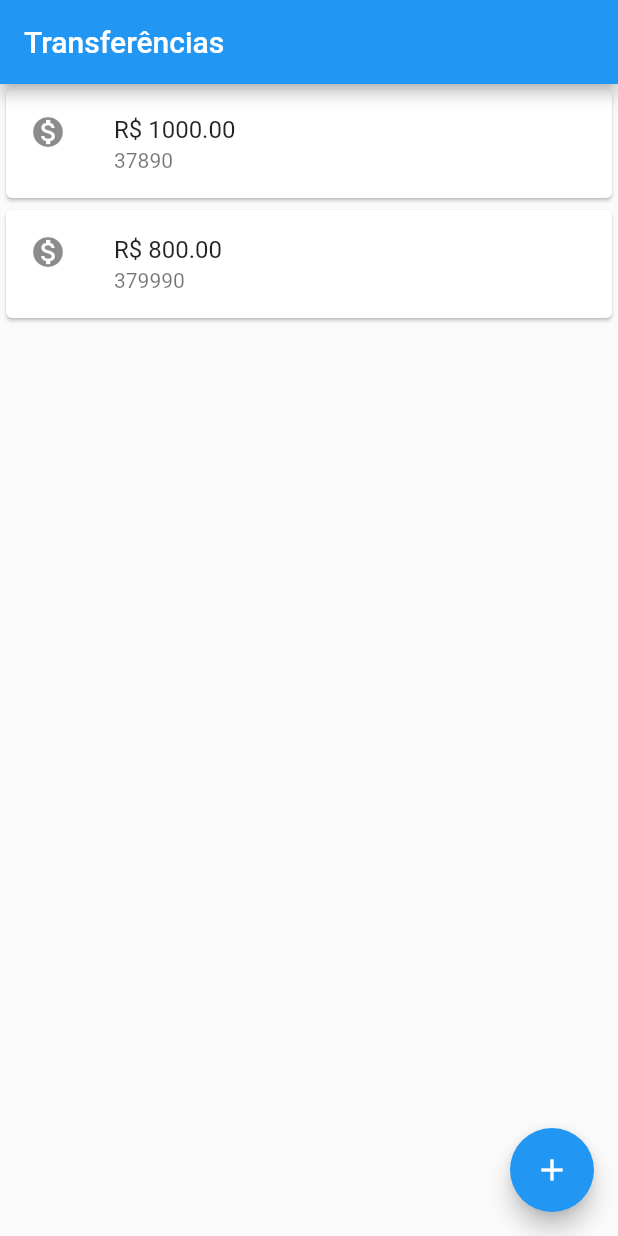
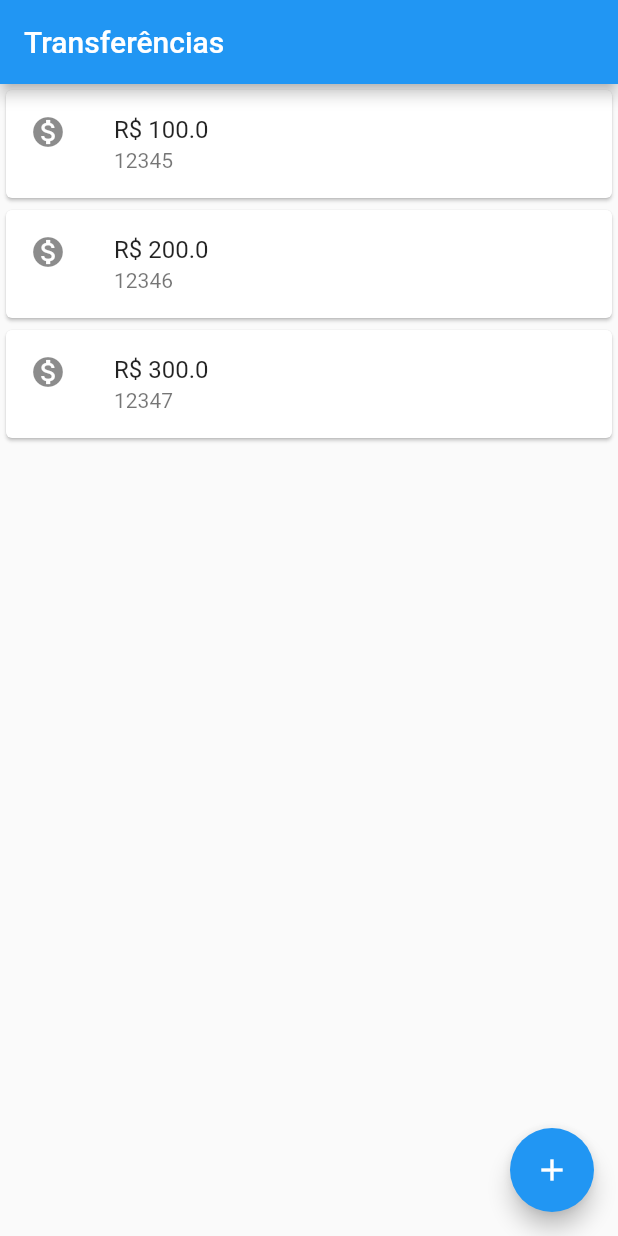
Before and after one commit to Henriquemcc/Aprendendo_Flutter, a Flutter app: the screen it shows after launch, on a phone screen of 412 x 824 dp. Run offline on Flutter 3.47's test engine with Material 2 defaults, Android fonts, the phone set to English and light mode, and no system bars.

Commit message:
Parte 7 da aula 2 do curso Fundamentos de Flutter: Crie o seu primeiro App

```diff
--- a/bytebank/lib/main.dart
+++ b/bytebank/lib/main.dart
@@ -8,21 +8,42 @@ void main() => runApp(MaterialApp(
         floatingActionButton: FloatingActionButton(
           child: Icon(Icons.add),
         ),
-        body: Column(
-          children: [
-            Card(
-                child: ListTile(
-              leading: Icon(Icons.monetization_on),
-              title: Text("R\$ 1000.00"),
-              subtitle: Text("37890"),
-            )),
-            Card(
-                child: ListTile(
-              leading: Icon(Icons.monetization_on),
-              title: Text("R\$ 800.00"),
-              subtitle: Text("379990"),
-            ))
-          ],
-        ),
+        body: ListaTransferencias(),
       ),
     ));
+
+class ListaTransferencias extends StatelessWidget {
+  @override
+  Widget build(BuildContext context) {
+    return Column(
+      children: [
+        ItemTransferencia(Transferencia(100.00, "12345")),
+        ItemTransferencia(Transferencia(200.00, "12346")),
+        ItemTransferencia(Transferencia(300.00, "12347")),
+      ],
+    );
+  }
+}
+
+class ItemTransferencia extends StatelessWidget {
+  final Transferencia _transferencia;
+
+  ItemTransferencia(this._transferencia);
+
+  @override
+  Widget build(BuildContext context) {
+    return Card(
+        child: ListTile(
+      leading: Icon(Icons.monetization_on),
+      title: Text("R\$ ${_transferencia.valor.toString()}"),
+      subtitle: Text("${_transferencia.numeroContaDestino}"),
+    ));
+  }
+}
+
+class Transferencia {
+  double valor;
+  String numeroContaDestino;
+
+  Transferencia(this.valor, this.numeroContaDestino);
+}
```
